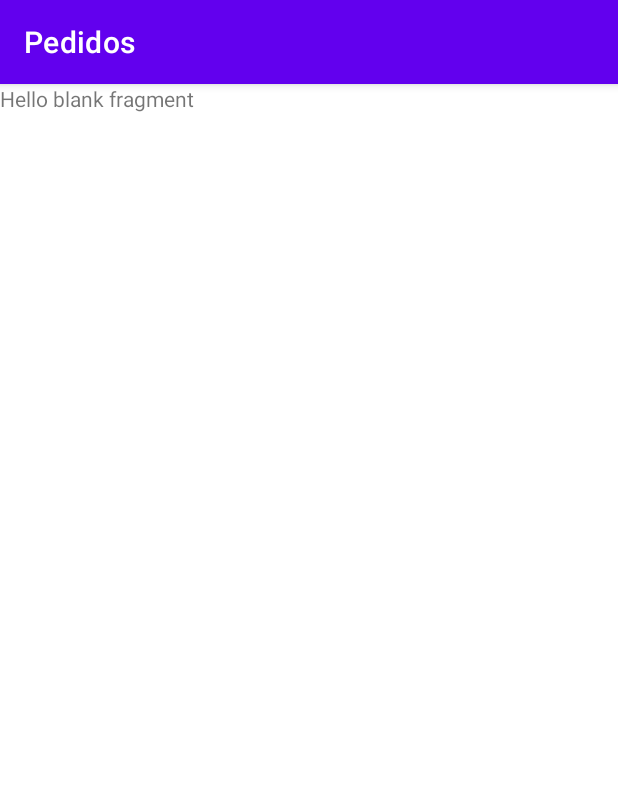
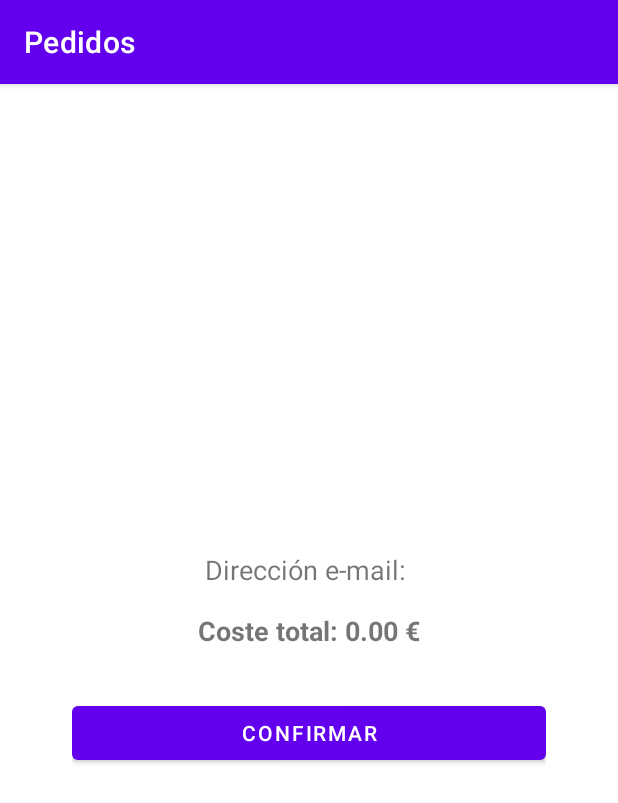
Before and after one commit to IkerAbad/Android_Examen1, an Android app: the fragment Confirmation shown on its own in the app's theme, on a phone screen of 412 x 824 dp. Shown: the top 803 px of the screen. Run offline under Robolectric (Android 15) with nearby library versions, the phone set to English and light mode, and no system bars.

Commit message:
Termino el pedido de cafés: cálculo del coste, pantalla de confirmación y arreglo del build.gradle

```diff
--- a/app/src/main/java/dam/jesuitas/android_examen1/Confirmation.kt
+++ b/app/src/main/java/dam/jesuitas/android_examen1/Confirmation.kt
@@ -1,59 +1,56 @@
 package dam.jesuitas.android_examen1
 
 import android.os.Bundle
-import androidx.fragment.app.Fragment
 import android.view.LayoutInflater
 import android.view.View
 import android.view.ViewGroup
+import android.widget.Button
+import android.widget.TextView
+import android.widget.Toast
+import androidx.fragment.app.Fragment
+import java.util.Locale
 
-// TODO: Rename parameter arguments, choose names that match
-// the fragment initialization parameters, e.g. ARG_ITEM_NUMBER
-private const val ARG_PARAM1 = "param1"
-private const val ARG_PARAM2 = "param2"
+private const val ARG_CORREO = "correo"
+private const val ARG_TOTAL = "total"
 
-/**
- * A simple [Fragment] subclass.
- * Use the [Confirmation.newInstance] factory method to
- * create an instance of this fragment.
- */
+/** Pantalla de confirmación: muestra el correo y el coste total del pedido. */
 class Confirmation : Fragment() {
-    // TODO: Rename and change types of parameters
-    private var param1: String? = null
-    private var param2: String? = null
+
+    private var correo: String = ""
+    private var total: Double = 0.0
 
     override fun onCreate(savedInstanceState: Bundle?) {
         super.onCreate(savedInstanceState)
         arguments?.let {
-            param1 = it.getString(ARG_PARAM1)
-            param2 = it.getString(ARG_PARAM2)
+            correo = it.getString(ARG_CORREO, "")
+            total = it.getDouble(ARG_TOTAL, 0.0)
         }
     }
 
     override fun onCreateView(
         inflater: LayoutInflater, container: ViewGroup?,
         savedInstanceState: Bundle?
-    ): View? {
-        // Inflate the layout for this fragment
-        return inflater.inflate(R.layout.fragment_confirmation, container, false)
+    ): View? = inflater.inflate(R.layout.fragment_confirmation, container, false)
+
+    override fun onViewCreated(view: View, savedInstanceState: Bundle?) {
+        super.onViewCreated(view, savedInstanceState)
+        view.findViewById<TextView>(R.id.confirmacion_correo).text =
+            getString(R.string.direccion_email) + ": " + correo
+        view.findViewById<TextView>(R.id.confirmacion_total).text =
+            getString(R.string.coste_total) + ": " + String.format(Locale.getDefault(), "%.2f €", total)
+        view.findViewById<Button>(R.id.confirmacion_boton).setOnClickListener {
+            Toast.makeText(requireContext(), R.string.pedido_confirmado, Toast.LENGTH_SHORT).show()
+            parentFragmentManager.popBackStack()
+        }
     }
 
     companion object {
-        /**
-         * Use this factory method to create a new instance of
-         * this fragment using the provided parameters.
-         *
-         * @param param1 Parameter 1.
-         * @param param2 Parameter 2.
-         * @return A new instance of fragment Confirmation.
-         */
-        // TODO: Rename and change types and number of parameters
         @JvmStatic
-        fun newInstance(param1: String, param2: String) =
-            Confirmation().apply {
-                arguments = Bundle().apply {
-                    putString(ARG_PARAM1, param1)
-                    putString(ARG_PARAM2, param2)
-                }
+        fun newInstance(correo: String, total: Double) = Confirmation().apply {
+            arguments = Bundle().apply {
+                putString(ARG_CORREO, correo)
+                putDouble(ARG_TOTAL, total)
             }
+        }
     }
 }
--- a/app/src/main/res/layout/fragment_confirmation.xml
+++ b/app/src/main/res/layout/fragment_confirmation.xml
@@ -1,14 +1,32 @@
 <?xml version="1.0" encoding="utf-8"?>
-<FrameLayout xmlns:android="http://schemas.android.com/apk/res/android"
+<LinearLayout xmlns:android="http://schemas.android.com/apk/res/android"
     xmlns:tools="http://schemas.android.com/tools"
     android:layout_width="match_parent"
     android:layout_height="match_parent"
+    android:gravity="center"
+    android:orientation="vertical"
+    android:padding="48dp"
     tools:context=".Confirmation">
 
-    <!-- TODO: Update blank fragment layout -->
     <TextView
+        android:id="@+id/confirmacion_correo"
+        android:layout_width="wrap_content"
+        android:layout_height="wrap_content"
+        android:layout_marginBottom="16dp"
+        android:textSize="18sp" />
+
+    <TextView
+        android:id="@+id/confirmacion_total"
+        android:layout_width="wrap_content"
+        android:layout_height="wrap_content"
+        android:layout_marginBottom="32dp"
+        android:textSize="18sp"
+        android:textStyle="bold" />
+
+    <Button
+        android:id="@+id/confirmacion_boton"
         android:layout_width="match_parent"
-        android:layout_height="match_parent"
-        android:text="@string/hello_blank_fragment" />
+        android:layout_height="wrap_content"
+        android:text="@string/confirmar" />
 
-</FrameLayout>
+</LinearLayout>
--- a/app/src/main/res/values/strings.xml
+++ b/app/src/main/res/values/strings.xml
@@ -14,7 +14,9 @@
     <string name="direccion_email">Dirección e-mail</string>
     <string name="coste_total">Coste total</string>
     <string name="confirmar">Confirmar</string>
-    <!-- TODO: Remove or change this placeholder text -->
-    <string name="hello_blank_fragment">Hello blank fragment</string>
+    <string name="error_correo">Introduce un correo válido</string>
+    <string name="error_cafes">Introduce un número de cafés mayor que cero</string>
+    <string name="error_servicio">Elige un tipo de servicio</string>
+    <string name="pedido_confirmado">Pedido confirmado</string>
 
 </resources>
```
Also changed, not shown: app/build.gradle (+0 -9 lines), app/src/main/java/dam/jesuitas/android_examen1/MainActivity.kt (+59 -14 lines), app/src/main/res/layout/activity_main.xml (+9 -0 lines), 1 other file.
